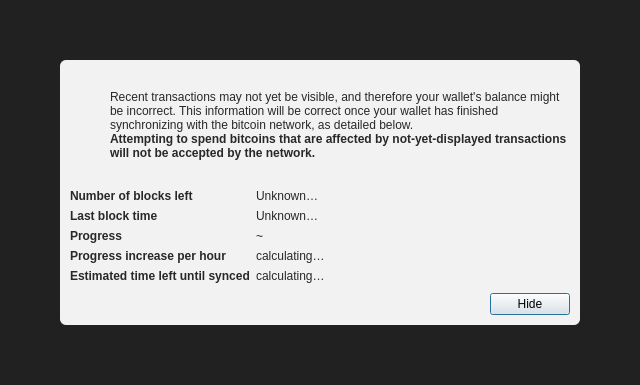
Above: src/qt/forms/modaloverlay.ui from opensyria/OpenSyria before the change. Below: the same form after it.
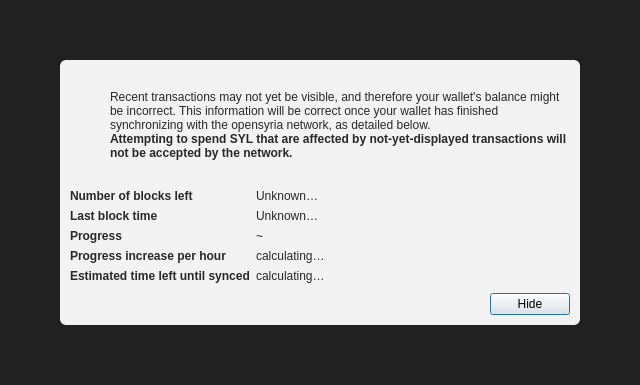
That is the form after the change. Icons and pictures are not drawn.

Commit message: Syrianize network ports using Syria country code +963

Patch:
```diff
--- a/src/qt/forms/modaloverlay.ui
+++ b/src/qt/forms/modaloverlay.ui
@@ -130,7 +130,7 @@
              <item>
               <widget class="QLabel" name="infoText">
                <property name="text">
-                <string>Recent transactions may not yet be visible, and therefore your wallet's balance might be incorrect. This information will be correct once your wallet has finished synchronizing with the bitcoin network, as detailed below.</string>
+                <string>Recent transactions may not yet be visible, and therefore your wallet's balance might be incorrect. This information will be correct once your wallet has finished synchronizing with the opensyria network, as detailed below.</string>
                </property>
                <property name="textFormat">
                 <enum>Qt::RichText</enum>
@@ -149,7 +149,7 @@
                 </font>
                </property>
                <property name="text">
-                <string>Attempting to spend bitcoins that are affected by not-yet-displayed transactions will not be accepted by the network.</string>
+                <string>Attempting to spend SYL that are affected by not-yet-displayed transactions will not be accepted by the network.</string>
                </property>
                <property name="textFormat">
                 <enum>Qt::RichText</enum>
```
The commit also changes 2095 other files.
